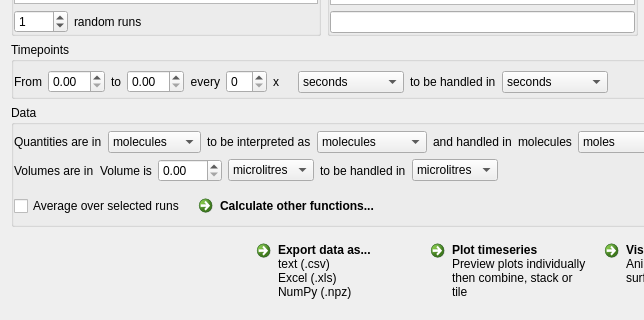
This is infobiotics/dashboard/plugins/simulator_results/simulation_results_dialog.ui in jvb/infobiotics-dashboard as Qt 5 draws it before an edit; both pictures show x 0 to 644 and y 342 to 662 of the 965 by 662 pixel window. The edited form follows.
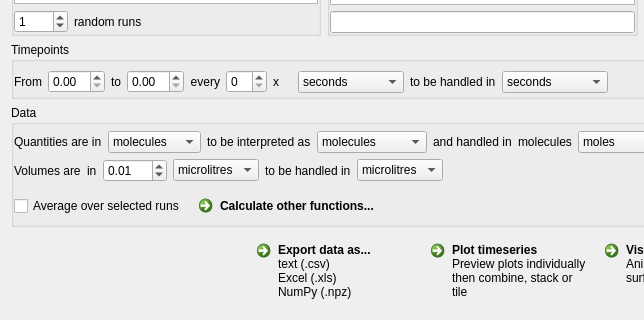
This is the edited form. Icons and pictures are not drawn. Custom widgets are drawn as their Qt base class.

Commit message: Removed *Converters from SimulatorResults, added volume_spinbox and ... (see changes)

The edit to the form file:
```diff
--- a/infobiotics/dashboard/plugins/simulator_results/simulation_results_dialog.ui
+++ b/infobiotics/dashboard/plugins/simulator_results/simulation_results_dialog.ui
@@ -1011,14 +1011,14 @@
            <item>
             <widget class="QLabel" name="volumes_label_1">
              <property name="text">
-              <string>Volumes are in</string>
+              <string>Volumes are</string>
              </property>
             </widget>
            </item>
            <item>
             <widget class="QLabel" name="volumes_label_1_alternative">
              <property name="text">
-              <string>Volume is</string>
+              <string>in</string>
              </property>
             </widget>
            </item>
@@ -1027,6 +1027,9 @@
              <property name="maximum">
               <double>100.000000000000000</double>
              </property>
+             <property name="value">
+              <double>0.010000000000000</double>
+             </property>
             </widget>
            </item>
            <item>
```
Left out of the diff: 4 changed lines with no effect on the pictures. The commit also changes 10 other files.
